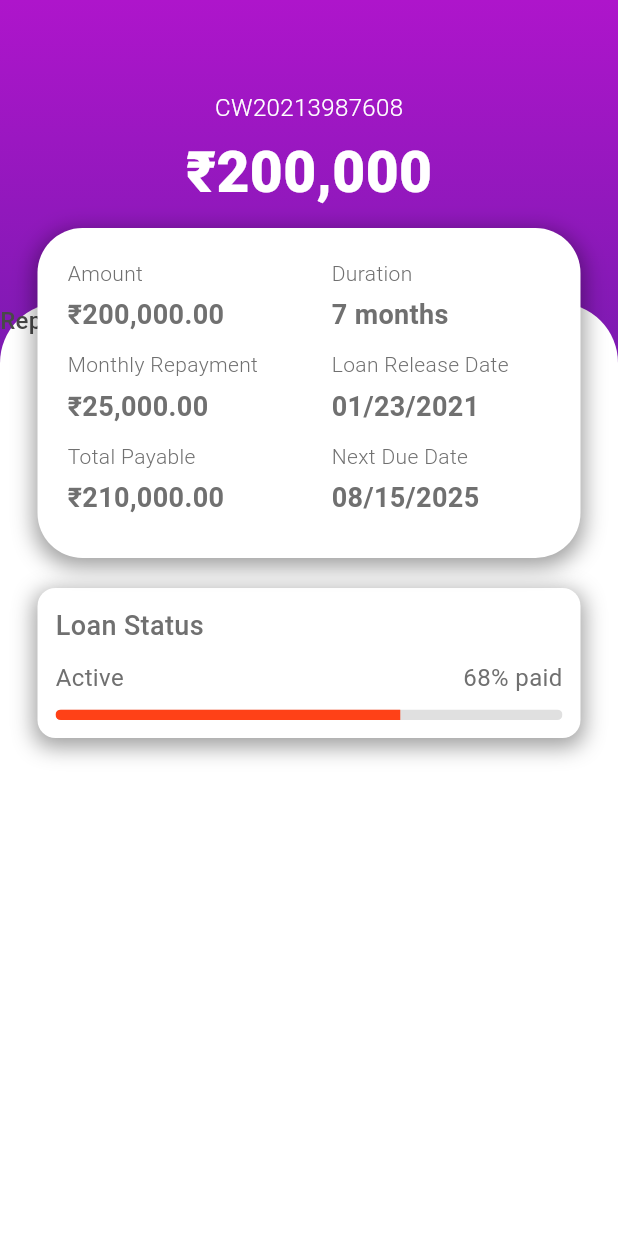
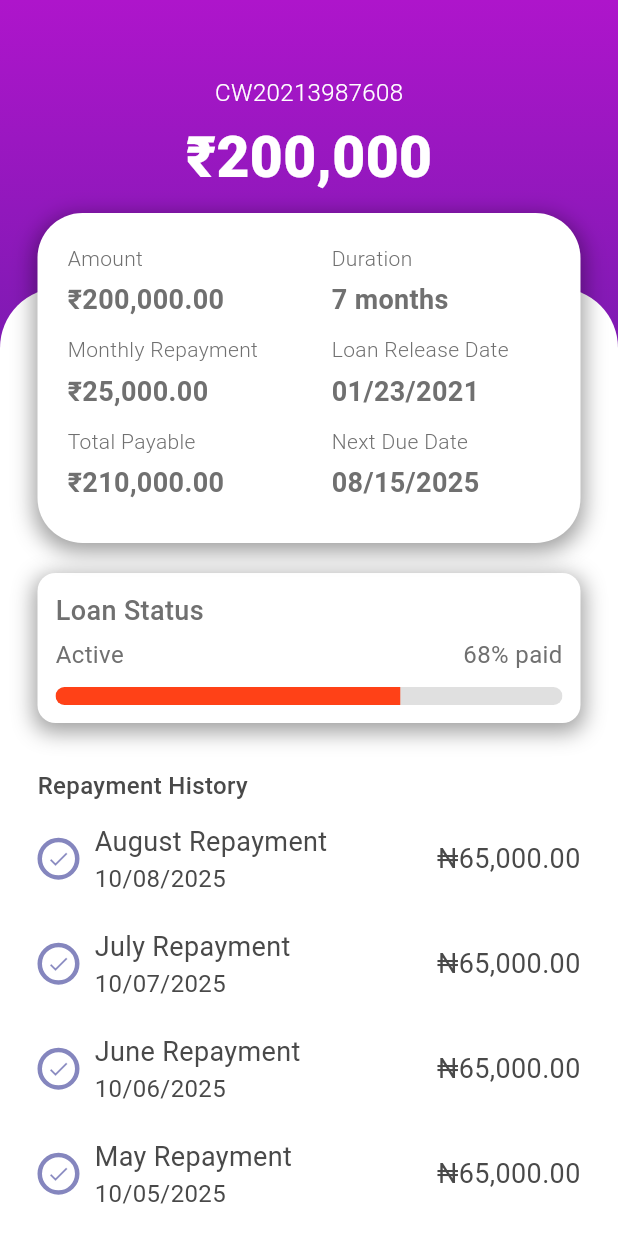
Before and after one commit to shahidulislam-dev/NGO_Loan_App, a Flutter app: the LoanHistoryScreen screen opened directly, on a phone screen of 412 x 824 dp. Run offline on Flutter 3.47's test engine with Material 3 defaults, Android fonts, the phone set to English and light mode, and no system bars; our stand-ins replace carousel_slider, cloud_firestore, dotted_border, dropdown_button2, firebase_auth, firebase_core and 8 more; accounts and stored records are empty.

Commit message:
"Loan History Screen "

```diff
--- a/ngo_loan_app/lib/features/loan_history/loan_history_screen.dart
+++ b/ngo_loan_app/lib/features/loan_history/loan_history_screen.dart
@@ -1,19 +1,26 @@
 import 'package:flutter/material.dart';
+import 'package:get/get.dart';
 import 'package:ngo_app/common/const/const.dart';
 import 'package:ngo_app/common/const/styles.dart';
+import 'package:ngo_app/features/home/presentation/screen/home_screen.dart';
+import 'package:ngo_app/features/navbar/presentation/nav_bar.dart';
 import 'package:ngo_app/widgets_common/bg_widget.dart';
+import 'package:ngo_app/widgets_common/custom_button_two.dart';
 import 'package:ngo_app/widgets_common/custom_text.dart';
 import 'package:ngo_app/widgets_common/loan_histor_container.dart';
+import 'package:ngo_app/widgets_common/repayment_history.dart';
 
 class LoanHistoryScreen extends StatelessWidget {
   const LoanHistoryScreen({super.key});
 
   @override
   Widget build(BuildContext context) {
+    final screenHeight = MediaQuery.of(context).size.height;
+
     return Scaffold(
       body: bgWidget(
         child: Padding(
-          padding: const EdgeInsets.only(top: 30.0),
+          padding: const EdgeInsets.only(top: 20.0),
           child: SingleChildScrollView(
             physics: const BouncingScrollPhysics(),
             child: Column(
@@ -35,7 +42,6 @@ class LoanHistoryScreen extends StatelessWidget {
                 const SizedBox(height: 60),
                 Container(
                   width: double.infinity,
-                  height: MediaQuery.of(context).size.height * 1,
                   decoration: const BoxDecoration(
                     color: Colors.white,
                     borderRadius: BorderRadius.only(
@@ -46,6 +52,7 @@ class LoanHistoryScreen extends StatelessWidget {
                   child: Stack(
                     clipBehavior: Clip.none,
                     children: [
+                      // Main content inside the container
                       Padding(
                         padding: const EdgeInsets.only(
                           top: 190,
@@ -54,7 +61,9 @@ class LoanHistoryScreen extends StatelessWidget {
                           bottom: 20,
                         ),
                         child: Column(
+                          crossAxisAlignment: CrossAxisAlignment.start,
                           children: [
+                            // Loan Status Box
                             Container(
                               height: 100,
                               width: double.infinity,
@@ -73,7 +82,7 @@ class LoanHistoryScreen extends StatelessWidget {
                                     color: AppColors.darkGrey,
                                     fontWeight: FontWeight.w500,
                                   ),
-                                  const SizedBox(height: 10),
+                                  const SizedBox(height: 5),
                                   const Row(
                                     mainAxisAlignment: MainAxisAlignment.spaceBetween,
                                     children: [
@@ -108,30 +117,59 @@ class LoanHistoryScreen extends StatelessWidget {
                                 ],
                               ),
                             ),
+
+                            const SizedBox(height: 30),
+
+                            // Repayment History Title
+                            const CustomText(
+                              "Repayment History",
+                              size: 16,
+                              color: AppColors.fontGrey,
+                              fontWeight: FontWeight.w500,
+                            ),
+                            const SizedBox(height: 5),
+                            const RepaymentHistoryTile(
+                              title: "August Repayment",
+                              date: "10/08/2025",
+                              amount: "₦65,000.00",
+                            ),
+                            const SizedBox(height: 5),
+                            const RepaymentHistoryTile(
+                              title: "July Repayment",
+                              date: "10/07/2025",
+                              amount: "₦65,000.00",
+                            ),
+                            const SizedBox(height: 5),
+                            const RepaymentHistoryTile(
+                              title: "June Repayment",
+                              date: "10/06/2025",
+                              amount: "₦65,000.00",
+                            ),
+                            const SizedBox(height: 5),
+                            const RepaymentHistoryTile(
+                              title: "May Repayment",
+                              date: "10/05/2025",
+                              amount: "₦65,000.00",
+                            ),
+                            const SizedBox(height: 5),
+                            const RepaymentHistoryTile(
+                              title: "April Repayment",
+                              date: "10/04/2025",
+                              amount: "₦65,000.00",
+                            ),
+                            const SizedBox(height: 15),
+                            CustomButtonTwo(
+                                onPressed: (){Get.to(NavBar());},
+                                text: "Back to Home",
+                              borderRadius: 8,
+                              gradient: AppColors.gradientBackground,
+                            ),
+                            const SizedBox(height: 15),
                           ],
                         ),
                       ),
-                      const SizedBox(height: 300,),
-                      const CustomText("Repayment History",size: 16,
-                        color: AppColors.fontGrey,
-                        fontWeight: FontWeight.w500,),
-                      Column(
-                        children: [
-                          Row(
-                            children: [
-                              Container(
-                                height: 28,
-                                width: 28,
-                                decoration: BoxDecoration(
-                                  borderRadius: BorderRadius.circular(20)
-                                ),
-                              )
-                            ],
-                          )
-                        ],
-                      ),
 
-                      // Floating card overlapping top edge
+                      // Floating Info Card
                       Positioned(
                         top: -50,
                         left: 25,
@@ -150,13 +188,25 @@ class LoanHistoryScreen extends StatelessWidget {
                             child: Column(
                               children: [
                                 loanHistoryContainer(
-                                    "Amount", "₹200,000.00", "Duration", "7 months"),
+                                  "Amount",
+                                  "₹200,000.00",
+                                  "Duration",
+                                  "7 months",
+                                ),
                                 const SizedBox(height: 10),
                                 loanHistoryContainer(
-                                    "Monthly Repayment", "₹25,000.00", "Loan Release Date", "01/23/2021"),
+                                  "Monthly Repayment",
+                                  "₹25,000.00",
+                                  "Loan Release Date",
+                                  "01/23/2021",
+                                ),
                                 const SizedBox(height: 10),
                                 loanHistoryContainer(
-                                    "Total Payable", "₹210,000.00", "Next Due Date", "08/15/2025"),
+                                  "Total Payable",
+                                  "₹210,000.00",
+                                  "Next Due Date",
+                                  "08/15/2025",
+                                ),
                               ],
                             ),
                           ),
--- a/ngo_loan_app/lib/features/profile/presentation/screen/profile_screen.dart
+++ b/ngo_loan_app/lib/features/profile/presentation/screen/profile_screen.dart
@@ -10,7 +10,6 @@ import 'package:flutter/material.dart';
 
 import '../../../../common/const/colors.dart';
 import '../../../../common/const/images.dart';
-import '../../../authentication/presentation/screen/login_screen.dart';
 
 class ProfileScreen extends StatelessWidget {
   ProfileScreen({super.key});
--- /dev/null
+++ b/ngo_loan_app/lib/widgets_common/repayment_history.dart
@@ -0,0 +1,63 @@
+import 'package:ngo_app/common/const/const.dart';
+import 'package:ngo_app/widgets_common/custom_text.dart';
+
+class RepaymentHistoryTile extends StatelessWidget {
+  final String title;
+  final String date;
+  final String amount;
+
+  const RepaymentHistoryTile({
+    super.key,
+    required this.title,
+    required this.date,
+    required this.amount,
+  });
+
+  @override
+  Widget build(BuildContext context) {
+    return Padding(
+      padding: const EdgeInsets.symmetric(vertical: 8.0),
+      child: Row(
+        crossAxisAlignment: CrossAxisAlignment.center,
+        mainAxisAlignment: MainAxisAlignment.spaceBetween,
+        children: [
+          Container(
+            height: 28,
+            width: 28,
+            decoration: BoxDecoration(
+              borderRadius: BorderRadius.circular(20),
+              border: Border.all(
+                color: AppColors.darkBlue,
+                width: 3,
+              ),
+            ),
+            child: const Icon(Icons.check, size: 16, color: AppColors.darkBlue),
+          ),
+          const SizedBox(width: 10),
+          Expanded(
+            child: Column(
+              crossAxisAlignment: CrossAxisAlignment.start,
+              children: [
+                CustomText(
+                  title,
+                  size: 18,
+                  color: AppColors.fontGrey,
+                ),
+                CustomText(
+                  date,
+                  size: 16,
+                  color: AppColors.fontGrey,
+                ),
+              ],
+            ),
+          ),
+          CustomText(
+            amount,
+            size: 18,
+            color: AppColors.fontGrey,
+          ),
+        ],
+      ),
+    );
+  }
+}
```
